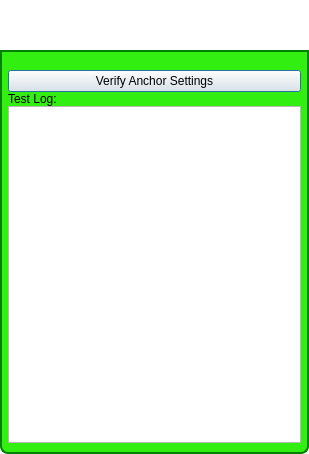
Qt form GoTvApps/GoTvCommon/Forms/ActivityNetServiceTest.ui (brettrjones/gotvptop) before a commit.
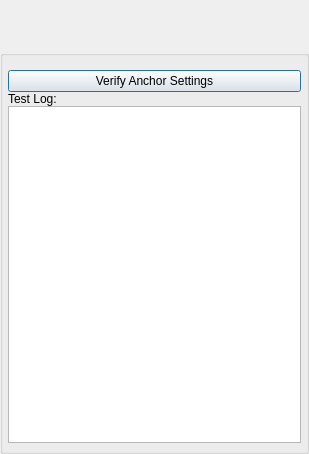
The same form after that commit. Custom widgets are drawn as their Qt base class.

```diff
--- a/GoTvApps/GoTvCommon/Forms/ActivityNetServiceTest.ui
+++ b/GoTvApps/GoTvCommon/Forms/ActivityNetServiceTest.ui
@@ -22,37 +22,6 @@
   <property name="toolTip">
    <string/>
   </property>
-  <property name="styleSheet">
-   <string notr="true">QDialog#NetServiceTestDlg
-{   
-color: transparent;
-background-color: transparent;
-border: 1px solid transparent;
-border-radius: 8px; 
-}
-
-#DialogTitleBox
-{   
-color: black;
-background-color: rgb(50,238,17);
-border: 2px solid green;
-border-top-left-radius: 8px; 
-border-top-right-radius: 8px;
-}
-#DialogTitleLabel
-{   
-color: black;
-}
-#DialogItemsGroupBox
-{   
-background-color: rgb(50,238,17);
-border: 2px solid green;
-border-top-color: green; 
-border-bottom-left-radius: 8px; 
-border-bottom-right-radius: 8px;
-}
-</string>
-  </property>
   <layout class="QVBoxLayout" name="verticalLayout">
    <property name="spacing">
     <number>0</number>
@@ -145,6 +114,12 @@
    <header>TitleBarWidget.h</header>
    <container>1</container>
   </customwidget>
+  <customwidget>
+   <class>BottomBarWidget</class>
+   <extends>QWidget</extends>
+   <header location="global">BottomBarWidget.h</header>
+   <container>1</container>
+  </customwidget>
  </customwidgets>
  <resources/>
  <connections/>
```
Left out of the diff: 30 changed lines with no effect on the pictures.
